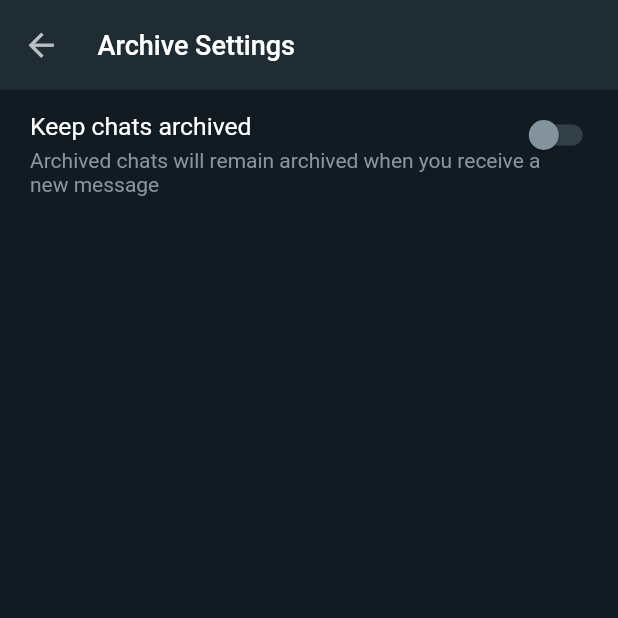
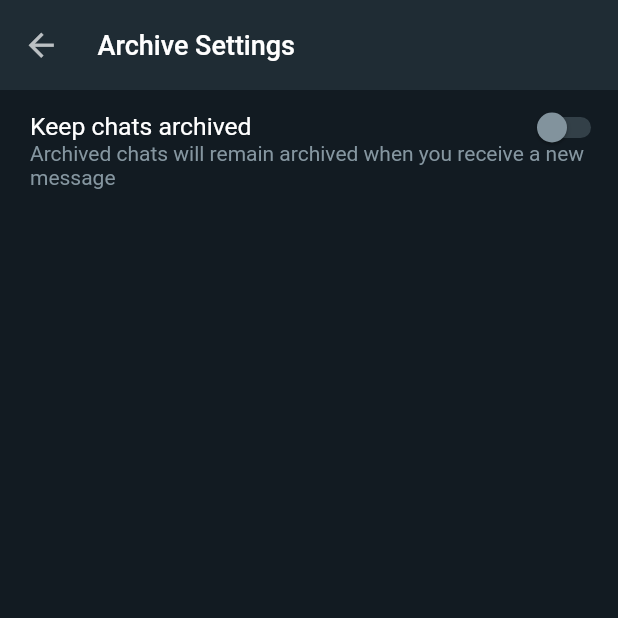
Before and after one commit to CodingHashira/whatsapp-android-ui-clone, a Flutter app: the ArchiveSettingsPage screen opened by its route, on a phone screen of 412 x 824 dp, the top half of it. Run offline on Flutter 3.47's test engine with Material 2 defaults, Android fonts, the phone set to English and light mode, and no system bars; our stand-ins replace feather_icons, flutter_chat_bubble, percent_indicator.

Commit message:
Modify list_tile.dart

```diff
--- a/lib/common/list_tile.dart
+++ b/lib/common/list_tile.dart
@@ -10,6 +10,7 @@ class CustomListTile extends StatelessWidget {
     super.key,
     this.contentPadding,
     this.leading,
+    this.leadingAlignment,
     required this.title,
     this.titleStyle,
     this.titleIndent,
@@ -25,8 +26,12 @@ class CustomListTile extends StatelessWidget {
     this.isEnabled,
   });
 
+  final VoidCallback? onTap;
+  final EdgeInsetsGeometry? padding;
   final double? contentPadding;
   final Widget? leading;
+  final double? leadingWidth;
+  final CrossAxisAlignment? leadingAlignment;
   final String title;
   final TextStyle? titleStyle;
   final double? titleIndent;
@@ -35,24 +40,24 @@ class CustomListTile extends StatelessWidget {
   final double? subTitleIndent;
   final Widget? subTitleWidget;
   final Widget? trailing;
-  final VoidCallback? onTap;
   final Alignment? trailingAlignment;
-  final EdgeInsetsGeometry? padding;
-  final double? leadingWidth;
   final bool? isEnabled;
 
   @override
   Widget build(BuildContext context) {
     return GestureDetector(
       onTap: onTap,
+      behavior: HitTestBehavior.translucent,
       child: Container(
+        constraints: const BoxConstraints(maxHeight: 180.0),
         padding: padding ??
             const EdgeInsets.only(
-                left: 10.0, top: 15.0, right: 25.0, bottom: 15.0),
+                left: 10.0, top: 15.0, right: 5.0, bottom: 15.0),
         child: Stack(
           alignment: trailingAlignment ?? Alignment.topRight,
           children: [
             Row(
+              crossAxisAlignment: leadingAlignment ?? CrossAxisAlignment.center,
               children: [
                 SizedBox(width: leadingWidth ?? 10.0),
                 leading != null
@@ -63,6 +68,7 @@ class CustomListTile extends StatelessWidget {
                     : const SizedBox.shrink(),
                 Expanded(
                   child: Column(
+                    mainAxisSize: MainAxisSize.min,
                     crossAxisAlignment: CrossAxisAlignment.start,
                     children: [
                       SizedBox(
@@ -77,7 +83,7 @@ class CustomListTile extends StatelessWidget {
                                     )),
                         ),
                       ),
-                      SizedBox(height: contentPadding ?? 5.0),
+                      SizedBox(height: contentPadding ?? 0.0),
                       subTitle != null || subTitleWidget != null
                           ? SizedBox(
                               width: screenWidth - (subTitleIndent ?? 0),
@@ -109,10 +115,14 @@ class CustomListTile extends StatelessWidget {
               ],
             ),
             trailing != null
-                ? Container(
-                    constraints:
-                        const BoxConstraints(maxWidth: 30, maxHeight: 30),
-                    child: trailing,
+                ? Row(
+                    mainAxisAlignment: MainAxisAlignment.end,
+                    children: [
+                      SizedBox(
+                        height: 20.0,
+                        child: trailing!,
+                      ),
+                    ],
                   )
                 : const SizedBox.shrink(),
           ],
```
